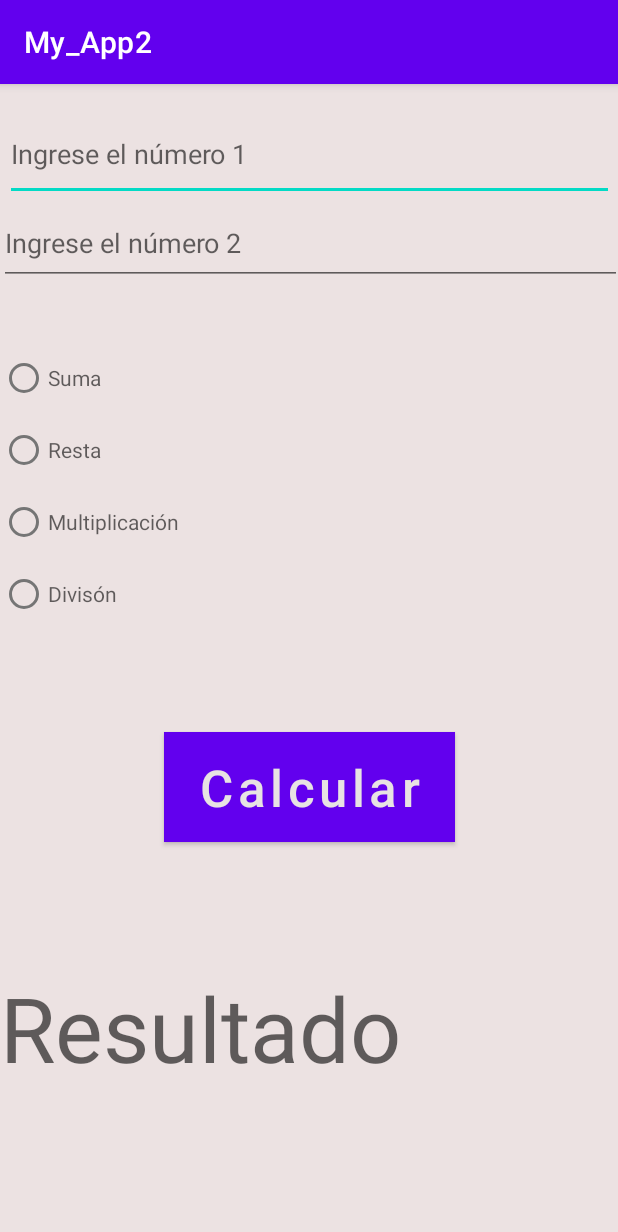
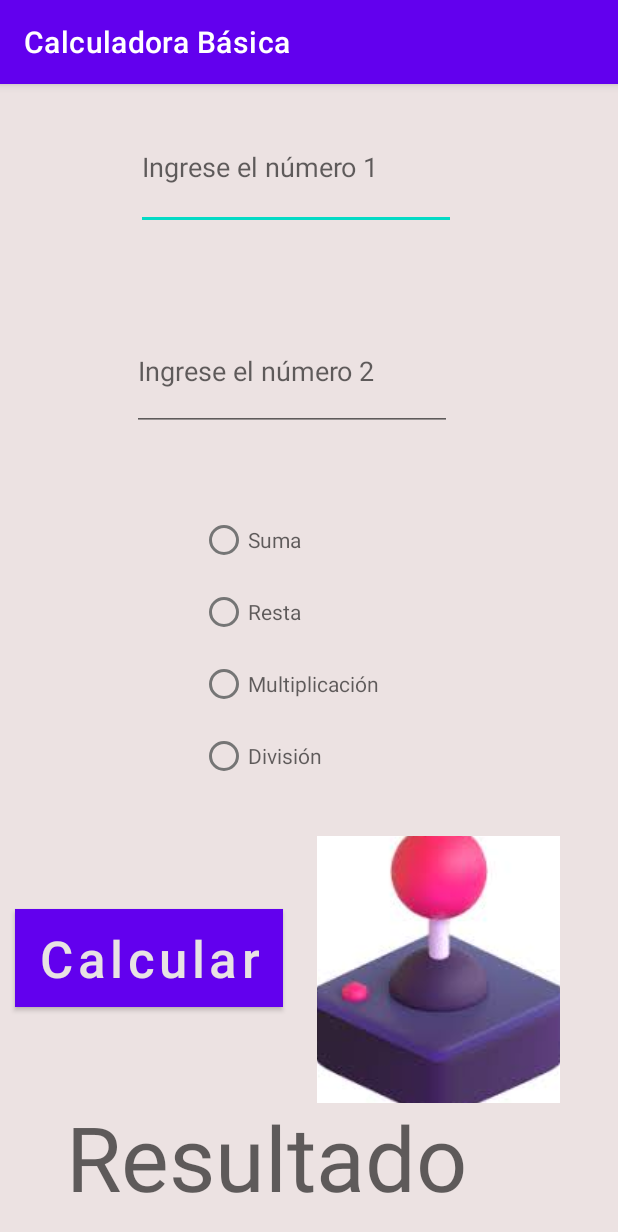
Before and after one commit to Spatriciopk/My_App2, an Android app: the screen it shows after launch (MainActivity), on a phone screen of 412 x 824 dp. Shown: the top 1232 px of the screen. Run offline under Robolectric (Android 15) with nearby library versions, the phone set to English and light mode, and no system bars.

Commit message:
Calculadora lista

```diff
--- a/app/src/main/java/com/example/my_app2/MainActivity.java
+++ b/app/src/main/java/com/example/my_app2/MainActivity.java
@@ -2,14 +2,71 @@ package com.example.my_app2;
 
 import androidx.appcompat.app.AppCompatActivity;
 
+import android.content.Intent;
 import android.os.Bundle;
+import android.view.View;
+import android.widget.Button;
+import android.widget.EditText;
+import android.widget.RadioButton;
+import android.widget.TextView;
+import android.widget.Toast;
+
 
 public class MainActivity extends AppCompatActivity {
-
+    private EditText et1,et2;
+    private TextView tv;
+    private RadioButton rbt_suma,rbt_resta,rbt_multiplicacion,rbt_division;
+    private Button calcular;
     @Override
     protected void onCreate(Bundle savedInstanceState) {
         super.onCreate(savedInstanceState);
         setContentView(R.layout.activity_main);
-        /*Funciono*/
+        /*Pasar datos entre la parte grafica y la parte logica*/
+        et1 = (EditText) findViewById(R.id.str_text_num1);
+        et2 = (EditText) findViewById(R.id.str_text_num2);
+        tv = (TextView) findViewById(R.id.out_str_resultado);
+        rbt_suma = (RadioButton) findViewById(R.id.rbt_suma);
+        rbt_resta = (RadioButton) findViewById(R.id.rbt_resta);
+        rbt_multiplicacion = (RadioButton) findViewById(R.id.rbt_multiplicacion);
+        rbt_division = (RadioButton) findViewById(R.id.rbt_division);
+        calcular= (Button) findViewById(R.id.btn_calcular);
+    }
+
+
+
+    public double suma(){
+        return Double.parseDouble(et1.getText().toString()) +  Double.parseDouble(et2.getText().toString());
+    }
+    public double resta(){
+        return Double.parseDouble(et1.getText().toString()) -  Double.parseDouble(et2.getText().toString());
+    }
+    public double multiplicacion(){
+        return Double.parseDouble(et1.getText().toString()) *  Double.parseDouble(et2.getText().toString());
+    }
+    public double division(){
+        return Double.parseDouble(et1.getText().toString()) /  Double.parseDouble(et2.getText().toString());
+    }
+
+    public void calcular(View vista){
+        int num1 = Integer.parseInt(et1.getText().toString());
+        int num2 = Integer.parseInt(et2.getText().toString());
+        double resultado = 0;
+        if ( rbt_suma.isChecked())
+            resultado=suma();
+        else if ( rbt_resta.isChecked())
+            resultado=resta();
+        else if ( rbt_multiplicacion.isChecked())
+            resultado=multiplicacion();
+        else if ( rbt_division.isChecked())
+            if(num2!=0)
+                resultado=division();
+            else
+                Toast.makeText(this,"No existe la division para cero",Toast.LENGTH_SHORT).show();
+        tv.setText(String.valueOf(resultado));
+    }
+
+    public void juego(View vista){
+        Intent in = new Intent(this,MainActivity2.class);
+        startActivity(in);
     }
 }
--- a/app/src/main/res/layout/activity_main.xml
+++ b/app/src/main/res/layout/activity_main.xml
@@ -9,38 +9,47 @@
 
     <EditText
         android:id="@+id/str_text_num1"
-        android:layout_width="406dp"
-        android:layout_height="62dp"
-        android:layout_marginTop="16dp"
+        android:layout_width="wrap_content"
+        android:layout_height="84dp"
+        android:layout_marginStart="44dp"
+        android:layout_marginEnd="61dp"
+        android:layout_marginBottom="42dp"
         android:ems="10"
         android:hint="@string/str_text_num1"
         android:inputType="textPersonName"
+        app:layout_constraintBottom_toTopOf="@+id/str_text_num2"
         app:layout_constraintEnd_toEndOf="parent"
+        app:layout_constraintHorizontal_bias="0.498"
         app:layout_constraintStart_toStartOf="parent"
         app:layout_constraintTop_toTopOf="parent" />
 
     <EditText
         android:id="@+id/str_text_num2"
-        android:layout_width="415dp"
-        android:layout_height="56dp"
+        android:layout_width="wrap_content"
+        android:layout_height="79dp"
+        android:layout_marginStart="44dp"
+        android:layout_marginEnd="68dp"
+        android:layout_marginBottom="35dp"
         android:ems="10"
         android:hint="@string/str_text_num2"
         android:inputType="textPersonName"
         app:layout_constraintBottom_toTopOf="@+id/rbt_group_option"
         app:layout_constraintEnd_toEndOf="parent"
+        app:layout_constraintHorizontal_bias="0.506"
         app:layout_constraintStart_toStartOf="parent"
-        app:layout_constraintTop_toBottomOf="@+id/str_text_num1"
-        app:layout_constraintVertical_bias="0.0" />
+        app:layout_constraintTop_toBottomOf="@+id/str_text_num1" />
 
     <RadioGroup
         android:id="@+id/rbt_group_option"
-        android:layout_width="414dp"
-        android:layout_height="196dp"
-        android:layout_marginBottom="400dp"
-        app:layout_constraintBottom_toBottomOf="parent"
+        android:layout_width="wrap_content"
+        android:layout_height="222dp"
+        android:layout_marginStart="56dp"
+        android:layout_marginEnd="82dp"
+        android:layout_marginBottom="35dp"
+        app:layout_constraintBottom_toTopOf="@+id/btn_calcular"
         app:layout_constraintEnd_toEndOf="parent"
-        app:layout_constraintHorizontal_bias="0.0"
-        app:layout_constraintStart_toStartOf="parent">
+        app:layout_constraintStart_toStartOf="parent"
+        app:layout_constraintTop_toBottomOf="@+id/str_text_num2">
 
         <RadioButton
             android:id="@+id/rbt_suma"
@@ -65,36 +74,70 @@
             android:layout_width="match_parent"
             android:layout_height="wrap_content"
             android:hint="@string/rbt_division" />
+
     </RadioGroup>
-
-    <Button
-        android:id="@+id/btn_calcular"
-        android:layout_width="194dp"
-        android:layout_height="73dp"
-        android:layout_marginTop="64dp"
-        android:background="#2C0F0F"
-        android:backgroundTint="#FF9800"
-        android:hint="@string/btn_calcular"
-        android:textColor="#ED1414"
-        android:textColorHint="#E8E3E3"
-        android:textSize="34sp"
-        app:layout_constraintBottom_toBottomOf="parent"
-        app:layout_constraintEnd_toEndOf="parent"
-        app:layout_constraintStart_toStartOf="parent"
-        app:layout_constraintTop_toBottomOf="@+id/rbt_group_option"
-        app:layout_constraintVertical_bias="0.0" />
 
     <TextView
         android:id="@+id/out_str_resultado"
-        android:layout_width="412dp"
-        android:layout_height="94dp"
+        android:layout_width="wrap_content"
+        android:layout_height="wrap_content"
+        android:layout_marginStart="70dp"
+        android:layout_marginTop="-5dp"
+        android:layout_marginEnd="180dp"
         android:hint="@string/out_str_resultado"
         android:textSize="60sp"
         app:layout_constraintBottom_toBottomOf="parent"
         app:layout_constraintEnd_toEndOf="parent"
-        app:layout_constraintHorizontal_bias="0.162"
+        app:layout_constraintHorizontal_bias="0.25"
         app:layout_constraintStart_toStartOf="parent"
-        app:layout_constraintTop_toBottomOf="@+id/btn_calcular"
-        app:layout_constraintVertical_bias="0.494" />
+        app:layout_constraintTop_toBottomOf="@+id/btn_calcular" />
+
+    <Button
+        android:id="@+id/btn_calcular"
+        android:layout_width="wrap_content"
+        android:layout_height="wrap_content"
+        android:layout_marginStart="10dp"
+        android:layout_marginEnd="254dp"
+        android:layout_marginBottom="51dp"
+        android:background="#2C0F0F"
+        android:backgroundTint="#FF9800"
+        android:hint="@string/btn_calcular"
+        android:onClick="calcular"
+        android:textColor="#ED1414"
+        android:textColorHint="#E8E3E3"
+        android:textSize="34sp"
+        app:layout_constraintBottom_toTopOf="@+id/out_str_resultado"
+        app:layout_constraintEnd_toEndOf="parent"
+        app:layout_constraintHorizontal_bias="0.0"
+        app:layout_constraintStart_toStartOf="parent"
+        app:layout_constraintTop_toBottomOf="@+id/rbt_group_option" />
+
+    <ImageView
+        android:id="@+id/imageView"
+        android:layout_width="wrap_content"
+        android:layout_height="wrap_content"
+        android:layout_marginStart="16dp"
+        android:layout_marginEnd="169dp"
+        app:layout_constraintBottom_toTopOf="@+id/out_str_resultado"
+        app:layout_constraintEnd_toEndOf="parent"
+        app:layout_constraintHorizontal_bias="0.0"
+        app:layout_constraintStart_toEndOf="@+id/btn_calcular"
+        app:layout_constraintTop_toBottomOf="@+id/rbt_group_option"
+        app:layout_constraintVertical_bias="0.42000002"
+        tools:srcCompat="@tools:sample/avatars" />
+
+    <ImageButton
+        android:id="@+id/imageButton2"
+        android:layout_width="162dp"
+        android:layout_height="178dp"
+        android:layout_marginTop="4dp"
+        android:onClick="juego"
+        app:layout_constraintBottom_toTopOf="@+id/out_str_resultado"
+        app:layout_constraintEnd_toEndOf="parent"
+        app:layout_constraintHorizontal_bias="0.151"
+        app:layout_constraintStart_toEndOf="@+id/imageView"
+        app:layout_constraintTop_toBottomOf="@+id/rbt_group_option"
+        app:layout_constraintVertical_bias="0.46"
+        app:srcCompat="@mipmap/jostick" />
 
 </androidx.constraintlayout.widget.ConstraintLayout>
--- a/app/src/main/res/values/strings.xml
+++ b/app/src/main/res/values/strings.xml
@@ -1,11 +1,11 @@
 <resources>
-    <string name="app_name">My_App2</string>
+    <string name="app_name">Calculadora Básica</string>
     <string name="str_text_num1"> Ingrese el número 1</string>
     <string name="str_text_num2">Ingrese el número 2</string>
     <string name="rbt_suma">Suma</string>
     <string name="rbt_resta">Resta</string>
     <string name="rbt_multiplicacion">Multiplicación</string>
-    <string name="rbt_division">Divisón</string>
+    <string name="rbt_division">División</string>
     <string name="btn_calcular">Calcular</string>
     <string name="out_str_resultado">Resultado</string>
 </resources>
```
Also changed, not shown: app/src/main/AndroidManifest.xml (+7 -0 lines), app/src/main/java/com/example/my_app2/MainActivity2.java (added, +14 -0 lines), app/src/main/res/layout/activity_main2.xml (added, +9 -0 lines), app/src/main/res/mipmap-mdpi/jostick.jpg (added).
